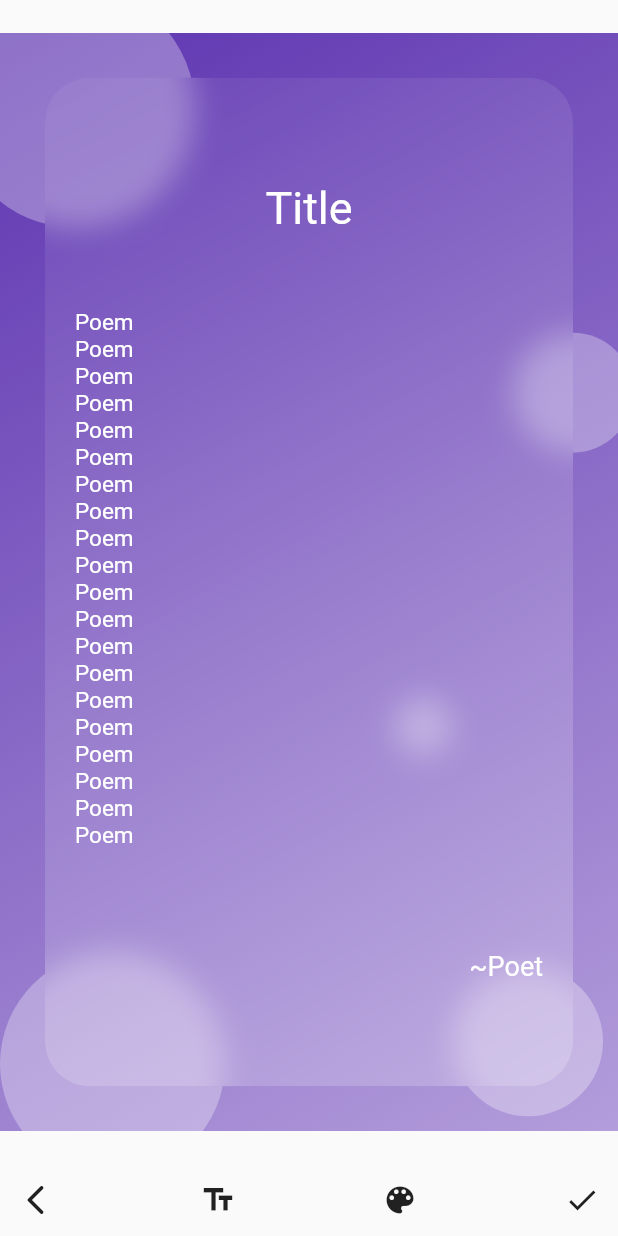
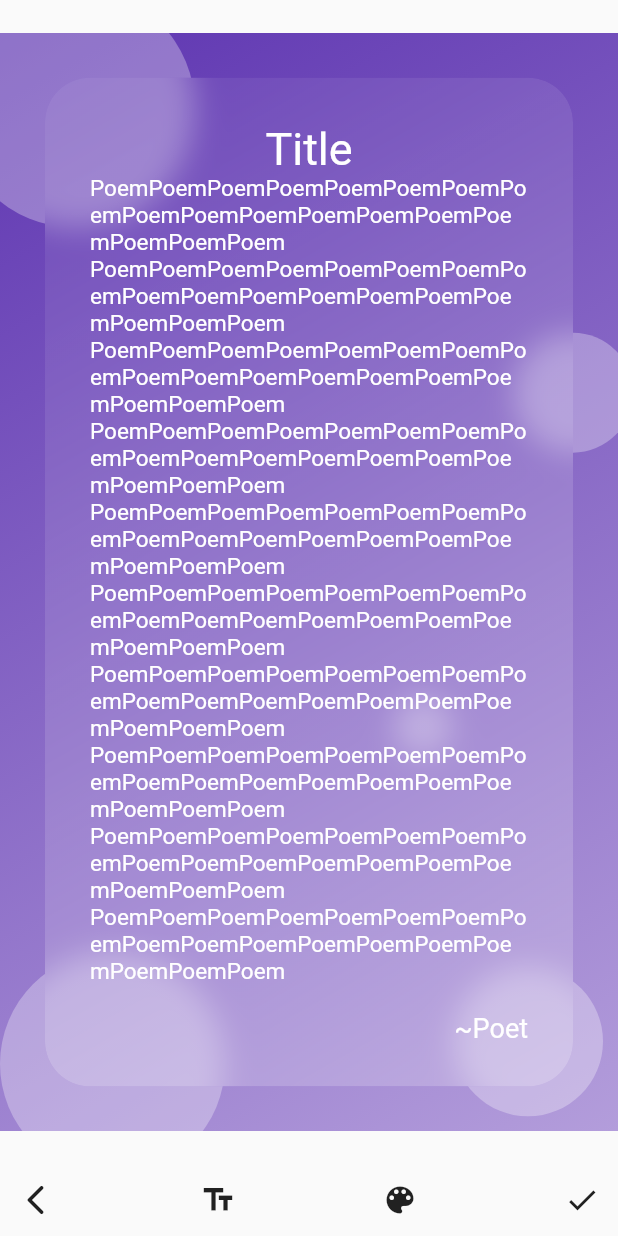
Before and after one commit to SirusCodes/Heartry, a Flutter app: the ImageScreen screen opened directly, on a phone screen of 412 x 824 dp. Run offline on Flutter 3.47's test engine with Material 2 defaults, Android fonts, the phone set to English and light mode, and no system bars; our stand-ins replace flutter_colorpicker, flutter_riverpod, waterfall_flow; missing offline and left inert: animated_icon_button.

Commit message:
poem card arrangement changes

```diff
--- a/lib/screens/image_screen/widgets/poem_image_card.dart
+++ b/lib/screens/image_screen/widgets/poem_image_card.dart
@@ -9,7 +9,9 @@ class PoemImageCard extends StatelessWidget {
 
   @override
   Widget build(BuildContext context) {
-    return ClipRRect(
+    return Padding(
+      padding: const EdgeInsets.all(30.0),
+      child: ClipRRect(
         borderRadius: BorderRadius.circular(30),
         child: BackdropFilter(
           filter: ImageFilter.blur(sigmaX: 10, sigmaY: 10),
@@ -25,8 +27,9 @@ class PoemImageCard extends StatelessWidget {
               ),
               borderRadius: BorderRadius.circular(30),
             ),
-          padding: const EdgeInsets.all(20),
+            padding: const EdgeInsets.all(30),
             child: const PoemImageText(),
+          ),
         ),
       ),
     );
--- a/lib/screens/image_screen/widgets/poem_image_text.dart
+++ b/lib/screens/image_screen/widgets/poem_image_text.dart
@@ -19,7 +19,7 @@ class PoemImageText extends StatelessWidget {
           ),
         ),
         Text(
-          "Poem\n" * 20,
+          "${("Poem" * 18)}\n" * 10,
           style: const TextStyle(
             fontSize: 15,
             color: Colors.white,
--- a/lib/screens/image_screen/widgets/poem_image_widget.dart
+++ b/lib/screens/image_screen/widgets/poem_image_widget.dart
@@ -70,11 +70,7 @@ class PoemImageWidget extends StatelessWidget {
                   radius: 20,
                 ),
               ),
-              const Positioned.fill(
-                top: 30.0,
-                bottom: 30.0,
-                left: 30.0,
-                right: 30.0,
+              const Center(
                 child: PoemImageCard(),
               ),
             ],
```
Lines whose indentation alone changed are shown as unchanged.
